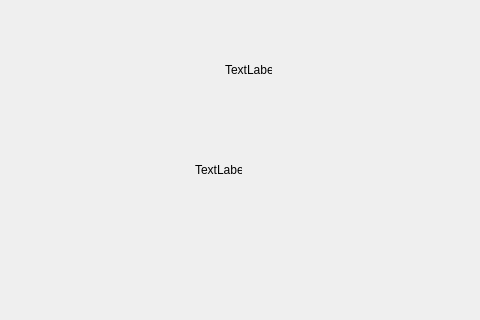
Old version of the form mainwindow.ui in the repository SuribaCN/LearningCode; both pictures show x 85 to 565 and y 87 to 407 of the 800 by 600 pixel window.
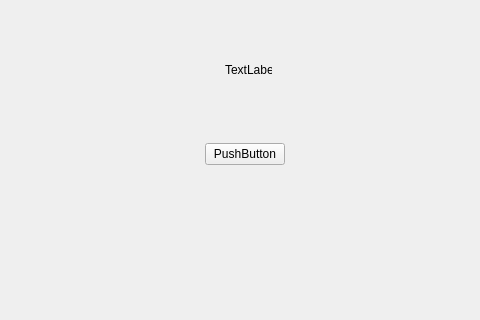
New version of the form.

Commit message: now we can open a window

Patch:
```diff
--- a/mainwindow.ui
+++ b/mainwindow.ui
@@ -27,17 +27,17 @@
      <string>TextLabel</string>
     </property>
    </widget>
-   <widget class="QLabel" name="label_2">
+   <widget class="QPushButton" name="pushButton">
     <property name="geometry">
      <rect>
-      <x>280</x>
-      <y>250</y>
-      <width>47</width>
-      <height>14</height>
+      <x>290</x>
+      <y>230</y>
+      <width>80</width>
+      <height>22</height>
      </rect>
     </property>
     <property name="text">
-     <string>TextLabel</string>
+     <string>PushButton</string>
     </property>
    </widget>
   </widget>
```
The commit also changes 7 other files.
